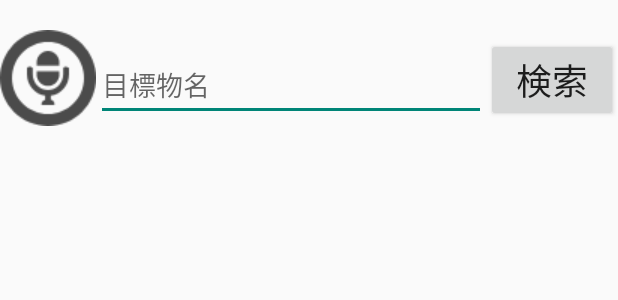
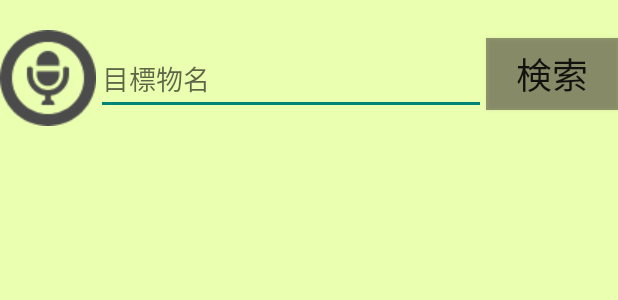
Before and after one commit to Takajo-Soft33/scoscope_android, an Android app: the layout direction_guide.xml on its own in the app's theme, with its tools: preview values and no code run, on a phone screen of 412 x 824 dp. Shown: the top 300 px of the screen. Run offline under Robolectric (Android 15) with nearby library versions, the phone set to English and light mode, and no system bars.

Commit message:
バックグラウンドカラーの設定

```diff
--- a/app/src/main/res/layout/direction_guide.xml
+++ b/app/src/main/res/layout/direction_guide.xml
@@ -9,6 +9,7 @@
         android:layout_width="match_parent"
         android:layout_height="match_parent"
         android:layout_weight="1"
+        android:background="@color/holoGreen"
         android:orientation="vertical">
 
         <LinearLayout
@@ -39,6 +40,7 @@
                 android:layout_width="wrap_content"
                 android:layout_height="wrap_content"
                 android:layout_marginTop="5dp"
+                android:background="@color/themeColor50"
                 android:text="検索"
                 android:textSize="24sp" />
 
--- a/app/src/main/res/layout/setting.xml
+++ b/app/src/main/res/layout/setting.xml
@@ -3,4 +3,9 @@
     xmlns:android="http://schemas.android.com/apk/res/android" android:layout_width="match_parent"
     android:layout_height="match_parent">
 
+    <LinearLayout
+        android:layout_width="match_parent"
+        android:layout_height="match_parent"
+        android:background="@color/holoGreen"
+        android:orientation="horizontal"></LinearLayout>
 </android.support.constraint.ConstraintLayout>
--- a/app/src/main/res/layout/view_on_facility.xml
+++ b/app/src/main/res/layout/view_on_facility.xml
@@ -6,6 +6,7 @@
     <LinearLayout
         android:layout_width="match_parent"
         android:layout_height="match_parent"
+        android:background="@color/holoGreen"
         android:orientation="vertical">
 
         <TextView
--- a/app/src/main/res/values/colors.xml
+++ b/app/src/main/res/values/colors.xml
@@ -3,4 +3,8 @@
     <color name="colorPrimary">#3F51B5</color>
     <color name="colorPrimaryDark">#303F9F</color>
     <color name="colorAccent">#FF4081</color>
+    <color name="themeColor">#352a2a</color>
+    <color name="themeColor50">#7b352a2a</color>
+    <color name="holoGreen">#ebffb1</color>
+
 </resources>
```
